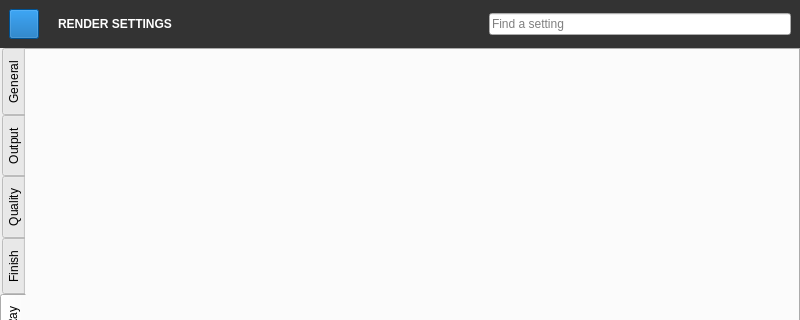
Qt form QChromosome/rendersettings.ui (Michalaq/ChromosomeVisualizer) before a commit; both pictures show x 0 to 800 and y 0 to 320 of the 800 by 600 pixel window.
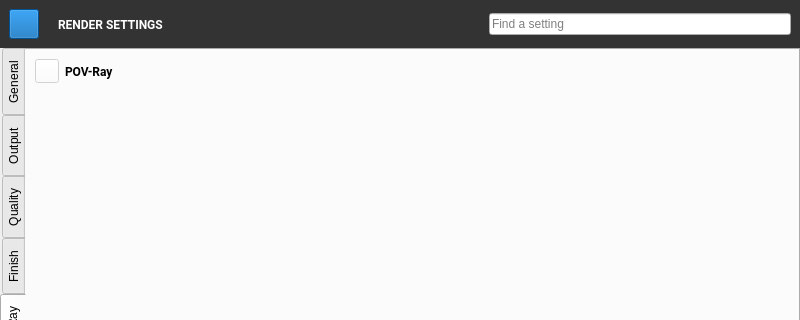
The same form after that commit. The open tabs and pages were chosen to show the change. Icons and pictures are not drawn. Custom widgets are drawn as their Qt base class.

Commit message: Added icons to new tabs

```diff
--- a/QChromosome/rendersettings.ui
+++ b/QChromosome/rendersettings.ui
@@ -351,16 +351,20 @@
       </item>
       <item>
        <widget class="QLabel" name="label">
+        <property name="font">
+         <font>
+          <family>Roboto</family>
+          <weight>75</weight>
+          <bold>true</bold>
+         </font>
+        </property>
         <property name="styleSheet">
          <string notr="true">color: white;
 padding-left: 10px;
 </string>
         </property>
         <property name="text">
-         <string>&lt;html&gt;&lt;head/&gt;&lt;body&gt;&lt;p&gt;&lt;span style=&quot; font-weight:600;&quot;&gt;RENDER SETTINGS&lt;/span&gt;&lt;/p&gt;&lt;/body&gt;&lt;/html&gt;</string>
-        </property>
-        <property name="textFormat">
-         <enum>Qt::AutoText</enum>
+         <string>RENDER SETTINGS</string>
         </property>
        </widget>
       </item>
@@ -1113,6 +1117,71 @@
       <attribute name="title">
        <string>POV-Ray</string>
       </attribute>
+      <layout class="QVBoxLayout" name="verticalLayout_2">
+       <item>
+        <layout class="QHBoxLayout" name="horizontalLayout_2">
+         <item>
+          <widget class="MediaControl" name="pushButton_2">
+           <property name="enabled">
+            <bool>false</bool>
+           </property>
+           <property name="sizePolicy">
+            <sizepolicy hsizetype="Fixed" vsizetype="Fixed">
+             <horstretch>0</horstretch>
+             <verstretch>0</verstretch>
+            </sizepolicy>
+           </property>
+           <property name="minimumSize">
+            <size>
+             <width>24</width>
+             <height>24</height>
+            </size>
+           </property>
+           <property name="maximumSize">
+            <size>
+             <width>24</width>
+             <height>24</height>
+            </size>
+           </property>
+           <property name="styleSheet">
+            <string notr="true">background: white</string>
+           </property>
+           <property name="icon">
+            <iconset resource="icons.qrc">
+             <normaloff>:/render/povray</normaloff>:/render/povray</iconset>
+           </property>
+          </widget>
+         </item>
+         <item>
+          <widget class="QLabel" name="label_27">
+           <property name="font">
+            <font>
+             <family>Roboto</family>
+             <weight>75</weight>
+             <bold>true</bold>
+            </font>
+           </property>
+           <property name="text">
+            <string>POV-Ray</string>
+           </property>
+          </widget>
+         </item>
+        </layout>
+       </item>
+       <item>
+        <spacer name="verticalSpacer_5">
+         <property name="orientation">
+          <enum>Qt::Vertical</enum>
+         </property>
+         <property name="sizeHint" stdset="0">
+          <size>
+           <width>20</width>
+           <height>499</height>
+          </size>
+         </property>
+        </spacer>
+       </item>
+      </layout>
      </widget>
      <widget class="QWidget" name="tab_2">
       <attribute name="title">
```
Left out of the diff: 65 changed lines with no effect on the pictures. The commit also changes 3 other files.
